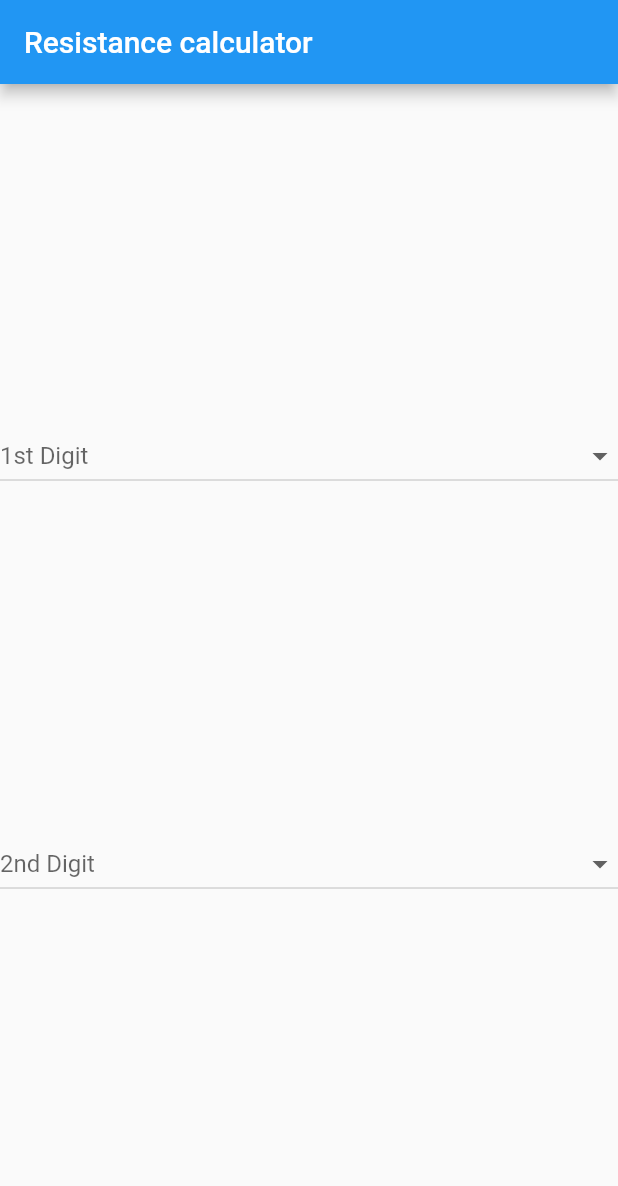
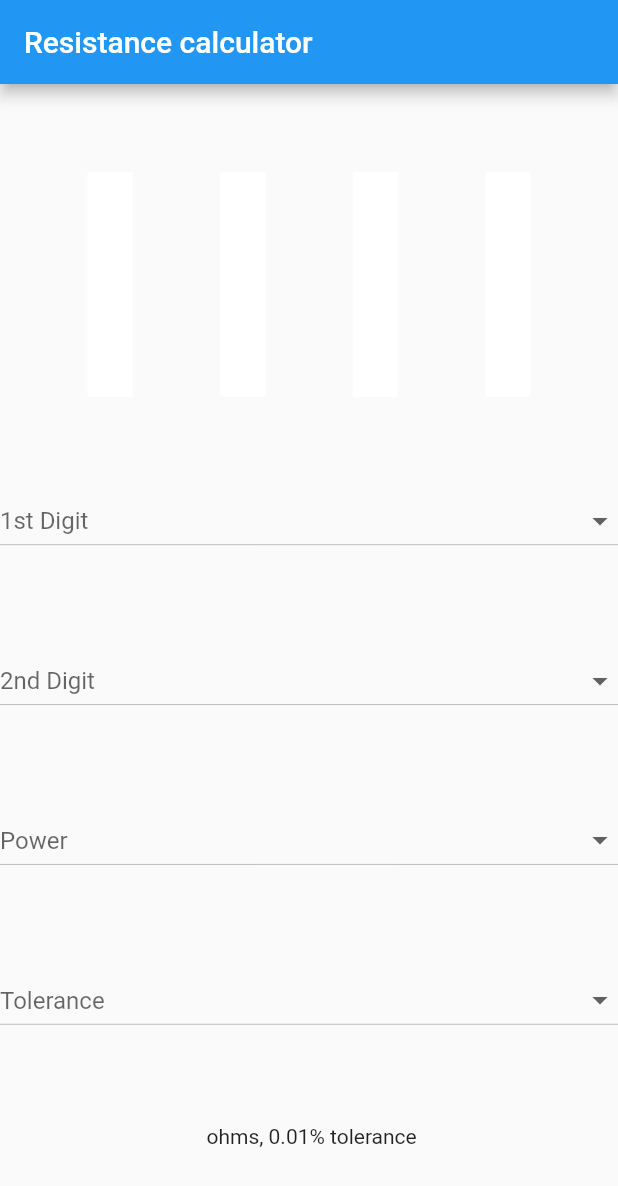
Before and after one commit to GonzaloAldana/Resistencias, a Flutter app: the screen it shows after launch, on a phone screen of 412 x 824 dp. Shown: the top 1186 px of the screen. Run offline on Flutter 3.47's test engine with Material 2 defaults, Android fonts, the phone set to English and light mode, and no system bars.

Commit message:
Added list generator, and resistanceImage

```diff
--- a/lib/view/Constants.dart
+++ b/lib/view/Constants.dart
@@ -14,4 +14,15 @@ class Constants {
     ResistanceColor(color: Colors.grey, name: 'Grey', digit: 8),
     ResistanceColor(color: Colors.white, name: 'White', digit: 9),
   ];
+
+  static List<ResistanceColor> ToleranceColorList = [
+    ResistanceColor(color: Colors.brown, name: 'Brown', digit: 100),
+    ResistanceColor(color: Colors.red, name: 'Red', digit: 200),
+    ResistanceColor(color: Colors.green, name: 'Green', digit: 50),
+    ResistanceColor(color: Colors.blue, name: 'Blue', digit: 25),
+    ResistanceColor(color: Colors.purple, name: 'Purple', digit: 10),
+    ResistanceColor(color: Colors.grey, name: 'Grey', digit: 5),
+    ResistanceColor(color: Colors.yellow[300], name: 'Gold', digit: 500),
+    ResistanceColor(color: Colors.blueGrey, name: 'Silver', digit: 1000),
+  ];
 }
--- a/lib/view/home.dart
+++ b/lib/view/home.dart
@@ -1,4 +1,7 @@
+import 'dart:math';
+
 import 'package:flutter/material.dart';
+import 'package:resistencias/model/ResistanceColor.dart';
 import 'package:resistencias/view/atoms/GenericDropdown.dart';
 import 'package:resistencias/view/atoms/ResponsiveContainer.dart';
 
@@ -12,7 +15,22 @@ class Home extends StatefulWidget {
 }
 
 class _HomeState extends State<Home> {
-  var listaCompleta = Constants.ColorList.map((e) => DropdownMenuItem(
+  String result = '';
+  int first = 0, second = 0, power = 0, tol = 1;
+  Color firstColor = Colors.white,
+      secondColor = Colors.white,
+      powerColor = Colors.white,
+      tolColor = Colors.white;
+
+  void calculate() {
+    var tmp = pow(((first * 10) + second), power);
+    setState(() {
+      result = tmp.toString();
+    });
+  }
+
+  List<DropdownMenuItem<int>> listGenerator(List<ResistanceColor> list) => list
+      .map((e) => DropdownMenuItem(
             value: e.digit,
             child: ListTile(
               leading: CircleAvatar(
@@ -21,10 +39,45 @@ class _HomeState extends State<Home> {
               ),
               title: Text('${e.name} - ${e.digit}'),
             ),
-      )).toList();
+          ))
+      .toList();
+
+  var listaCompleta, listaTol;
+
+  @override
+  void initState() {
+    super.initState();
+    listaCompleta = listGenerator(Constants.ColorList);
+    listaTol = listGenerator(Constants.ToleranceColorList);
+  }
 
   @override
   Widget build(BuildContext context) {
+    var resistanceImg = Container(
+      height: 150,
+      child: Row(
+        mainAxisAlignment: MainAxisAlignment.spaceEvenly,
+        children: [
+          Container(
+            width: 30,
+            color: firstColor,
+          ),
+          Container(
+            width: 30,
+            color: secondColor,
+          ),
+          Container(
+            width: 30,
+            color: powerColor,
+          ),
+          Container(
+            width: 30,
+            color: tolColor,
+          )
+        ],
+      ),
+    );
+
     return Scaffold(
       appBar: AppBar(
         title: Text('Resistance calculator'),
@@ -33,20 +86,53 @@ class _HomeState extends State<Home> {
         child: ResponsiveContainer(Column(
           mainAxisAlignment: MainAxisAlignment.spaceEvenly,
           children: [
+            resistanceImg,
             GenericDropdown(
               items: listaCompleta,
               hint: '1st Digit',
               callback: (val) {
-                print(val);
+                first = val;
+                calculate();
+                setState(() {
+                  firstColor = Constants.ColorList[val].color;
+                });
               },
             ),
             GenericDropdown(
               items: listaCompleta,
               hint: '2nd Digit',
               callback: (val) {
-                print(val);
+                second = val;
+                calculate();
+                setState(() {
+                  secondColor = Constants.ColorList[val].color;
+                });
               },
-            )
+            ),
+            GenericDropdown(
+              items: listaCompleta,
+              hint: 'Power',
+              callback: (val) {
+                tol = val;
+                calculate();
+                setState(() {
+                  powerColor = Constants.ColorList[val].color;
+                });
+              },
+            ),
+            GenericDropdown(
+              items: listaTol,
+              hint: 'Tolerance',
+              callback: (val) {
+                tol = val;
+                calculate();
+                setState(() {
+                  tolColor = Constants.ToleranceColorList.firstWhere(
+                      (element) => element.digit == val).color;
+                });
+              },
+            ),
+            Text('$result ohms, ${tol / 100}% tolerance')
           ],
         )),
       ),
```
Lines whose indentation alone changed are shown as unchanged.
